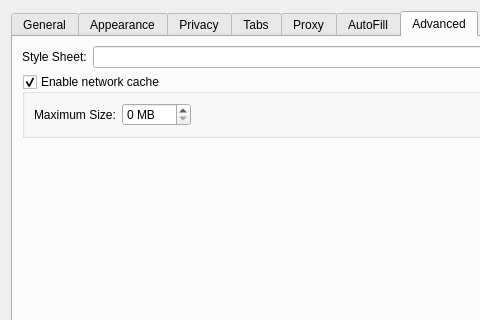
Before: the Qt Designer form src/settings.ui in EndorphinBrowser/browser, drawn with Qt 5; both pictures show x 0 to 480 and y 0 to 320 of the 597 by 424 pixel window.
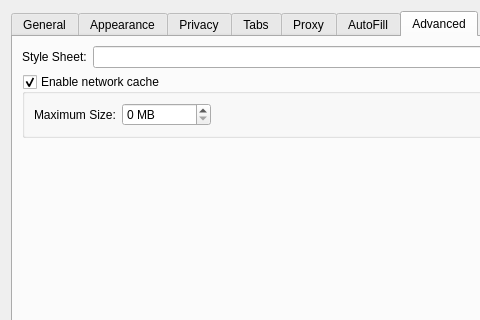
After: the same form once the commit is applied. The open tabs and pages were chosen to show the change.

Commit message: Remove the accidental 100MB limit on the disk cache size

The edit to the form file:
```diff
--- a/src/settings.ui
+++ b/src/settings.ui
@@ -960,7 +960,7 @@
              <number>0</number>
             </property>
             <property name="maximum">
-             <number>100</number>
+             <number>9999999</number>
             </property>
            </widget>
           </item>
```
